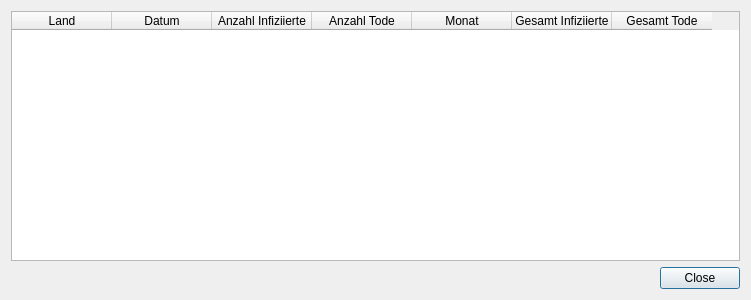
First picture: the form in src/dbvorschau.ui, repository JosephBisso/Starlink, before the edit.
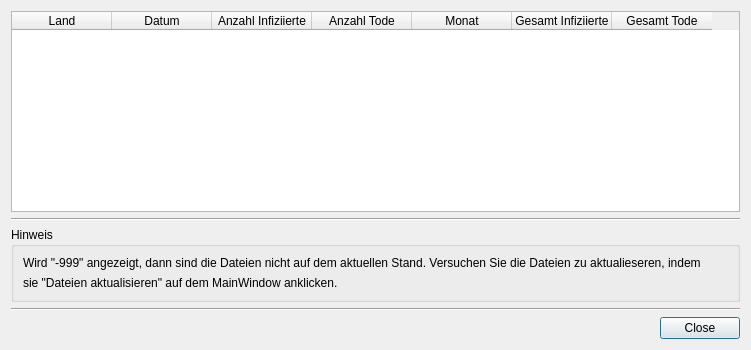
Second picture: the form after the edit.

Patch:
```diff
--- a/src/dbvorschau.ui
+++ b/src/dbvorschau.ui
@@ -7,7 +7,7 @@
     <x>0</x>
     <y>0</y>
     <width>751</width>
-    <height>300</height>
+    <height>350</height>
    </rect>
   </property>
   <property name="windowTitle">
@@ -53,6 +53,43 @@
      </column>
     </widget>
    </item>
+   <item>
+    <widget class="Line" name="line">
+     <property name="orientation">
+      <enum>Qt::Horizontal</enum>
+     </property>
+    </widget>
+   </item>
+   <item>
+    <widget class="QGroupBox" name="groupBox">
+     <property name="title">
+      <string>Hinweis</string>
+     </property>
+     <layout class="QVBoxLayout" name="verticalLayout_4">
+      <item>
+       <widget class="QLabel" name="label">
+        <property name="text">
+         <string>Wird &quot;-999&quot; angezeigt, dann sind die Dateien nicht auf dem aktuellen Stand. Versuchen Sie die Dateien zu aktualieseren, indem</string>
+        </property>
+       </widget>
+      </item>
+      <item>
+       <widget class="QLabel" name="label_2">
+        <property name="text">
+         <string>sie &quot;Dateien aktualisieren&quot; auf dem MainWindow anklicken.</string>
+        </property>
+       </widget>
+      </item>
+     </layout>
+    </widget>
+   </item>
+   <item>
+    <widget class="Line" name="line_2">
+     <property name="orientation">
+      <enum>Qt::Horizontal</enum>
+     </property>
+    </widget>
+   </item>
    <item>
     <widget class="QDialogButtonBox" name="closeVorschau">
      <property name="orientation">
```
